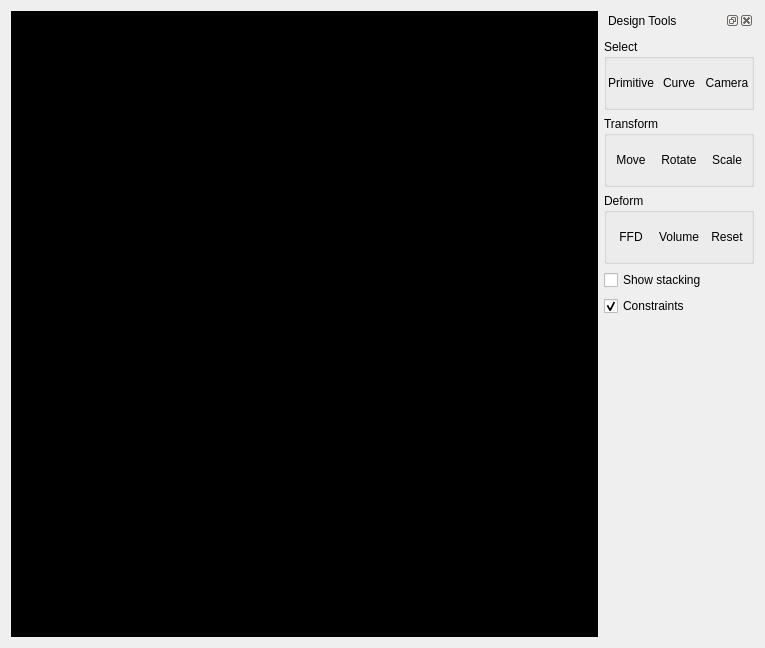
Before: the Qt Designer form UserStudyApp/Screens/DesignWidget.ui in ialhashim/user-study-graphics, drawn with Qt 5.
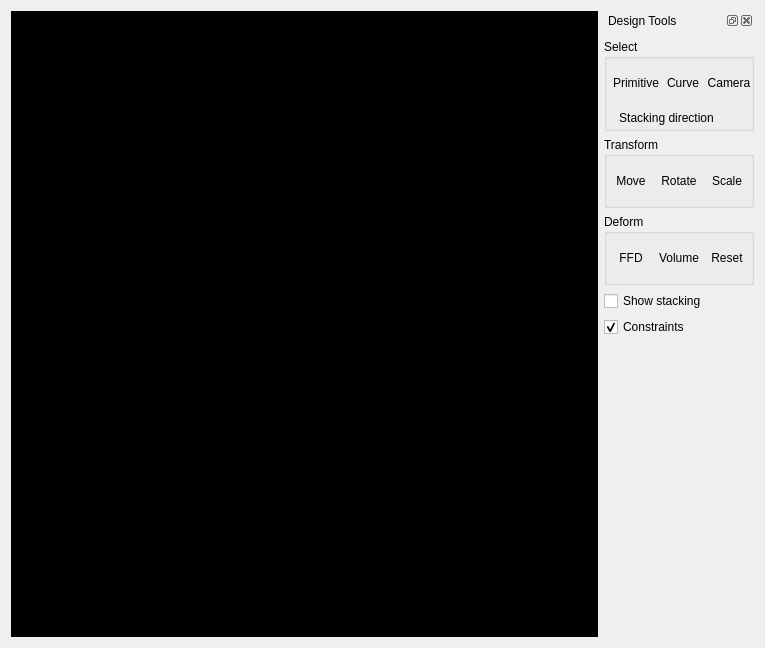
After: the same form once the commit is applied. Icons and pictures are not drawn.

Commit message: Stacking direction in manual mode. Getting ready for Mac compilation.

```diff
--- a/UserStudyApp/Screens/DesignWidget.ui
+++ b/UserStudyApp/Screens/DesignWidget.ui
@@ -99,7 +99,16 @@
           <bool>false</bool>
          </property>
          <layout class="QGridLayout" name="gridLayout_2">
-          <property name="margin">
+          <property name="leftMargin">
+           <number>5</number>
+          </property>
+          <property name="topMargin">
+           <number>0</number>
+          </property>
+          <property name="rightMargin">
+           <number>0</number>
+          </property>
+          <property name="bottomMargin">
            <number>0</number>
           </property>
           <property name="spacing">
@@ -231,6 +240,41 @@
             </property>
            </widget>
           </item>
+          <item row="1" column="0" colspan="3">
+           <widget class="QToolButton" name="selectStackingButton">
+            <property name="minimumSize">
+             <size>
+              <width>0</width>
+              <height>0</height>
+             </size>
+            </property>
+            <property name="styleSheet">
+             <string notr="true"/>
+            </property>
+            <property name="text">
+             <string>Stacking direction</string>
+            </property>
+            <property name="icon">
+             <iconset resource="../Resources/userstudyResource.qrc">
+              <normaloff>:/UserStudyApp/toolIcons/stackDirection.png</normaloff>:/UserStudyApp/toolIcons/stackDirection.png</iconset>
+            </property>
+            <property name="iconSize">
+             <size>
+              <width>24</width>
+              <height>24</height>
+             </size>
+            </property>
+            <property name="checkable">
+             <bool>true</bool>
+            </property>
+            <property name="toolButtonStyle">
+             <enum>Qt::ToolButtonTextBesideIcon</enum>
+            </property>
+            <property name="autoRaise">
+             <bool>true</bool>
+            </property>
+           </widget>
+          </item>
          </layout>
         </widget>
        </item>
```
The commit also changes 8 other files.
